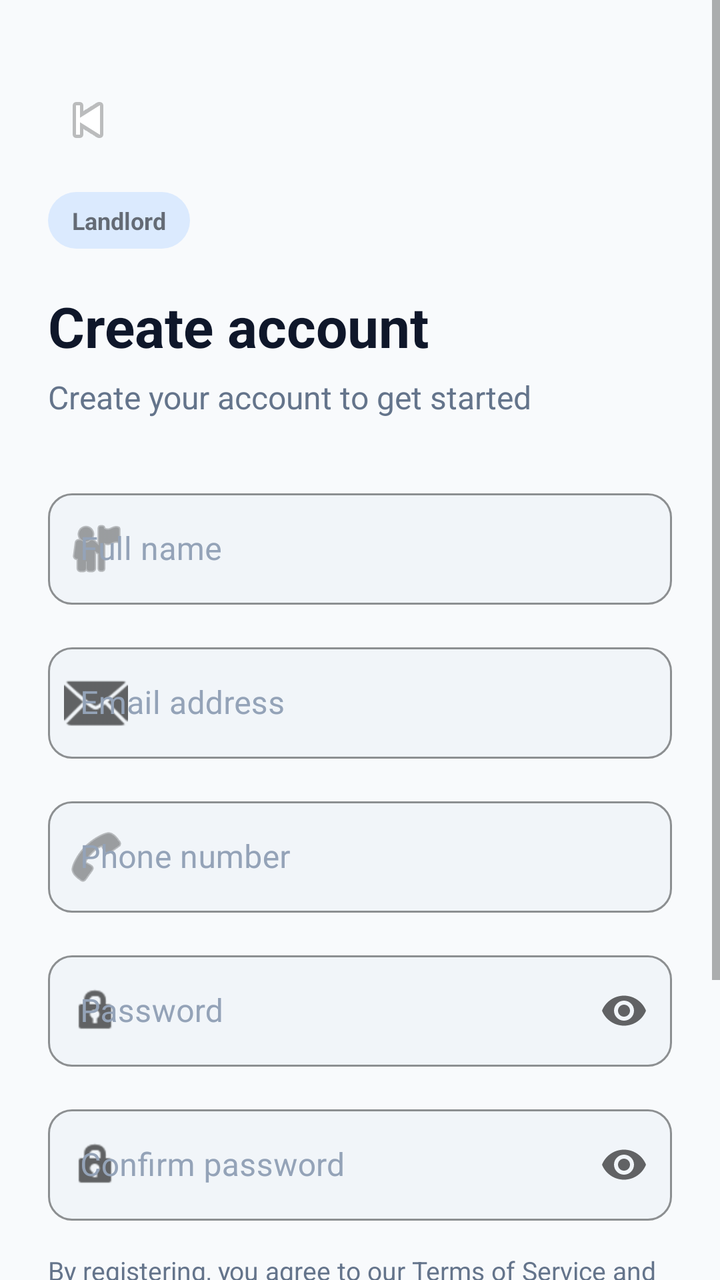
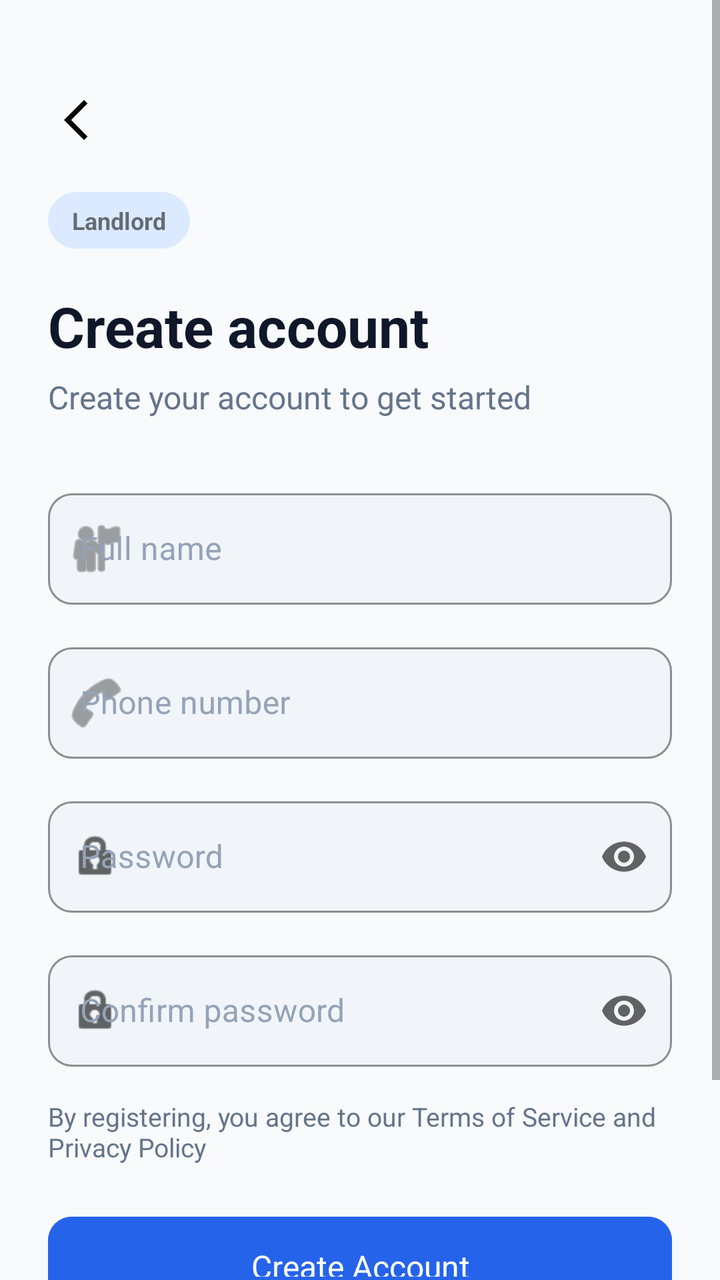

Compare the two renders of this Android layout. The source of the first and the diff that turns it into the second are given below.
<!-- AndroidManifest.xml: application theme Theme.HomeSweetHome -->
<!-- res/layout/activity_register.xml -->
<?xml version="1.0" encoding="utf-8"?>
<ScrollView
    xmlns:android="http://schemas.android.com/apk/res/android"
    xmlns:app="http://schemas.android.com/apk/res-auto"
    android:layout_width="match_parent"
    android:layout_height="match_parent"
    android:background="@color/background"
    android:fillViewport="true">

    <androidx.constraintlayout.widget.ConstraintLayout
        android:layout_width="match_parent"
        android:layout_height="wrap_content"
        android:padding="24dp">

        
        <ImageButton
            android:id="@+id/btn_back"
            android:layout_width="40dp"
            android:layout_height="40dp"
            android:src="@android:drawable/ic_media_previous"
            android:background="?attr/selectableItemBackgroundBorderless"
            android:contentDescription="Back"
            app:layout_constraintStart_toStartOf="parent"
            app:layout_constraintTop_toTopOf="parent"
            android:layout_marginTop="16dp"/>

        
        <TextView
            android:id="@+id/tv_role_badge"
            android:layout_width="wrap_content"
            android:layout_height="wrap_content"
            android:text="Landlord"
            android:textSize="12sp"
            android:textStyle="bold"
            android:paddingHorizontal="12dp"
            android:paddingVertical="6dp"
            android:background="@drawable/bg_role_badge"
            android:layout_marginTop="16dp"
            app:layout_constraintStart_toStartOf="parent"
            app:layout_constraintTop_toBottomOf="@id/btn_back"/>

        
        <TextView
            android:id="@+id/tv_title"
            android:layout_width="0dp"
            android:layout_height="wrap_content"
            android:text="@string/register_title"
            android:textColor="@color/text_primary"
            android:textSize="28sp"
            android:textStyle="bold"
            android:layout_marginTop="20dp"
            app:layout_constraintEnd_toEndOf="parent"
            app:layout_constraintStart_toStartOf="parent"
            app:layout_constraintTop_toBottomOf="@id/tv_role_badge"/>

        <TextView
            android:id="@+id/tv_subtitle"
            android:layout_width="0dp"
            android:layout_height="wrap_content"
            android:text="Create your account to get started"
            android:textColor="@color/text_secondary"
            android:textSize="16sp"
            android:layout_marginTop="6dp"
            app:layout_constraintEnd_toEndOf="parent"
            app:layout_constraintStart_toStartOf="parent"
            app:layout_constraintTop_toBottomOf="@id/tv_title"/>

        
        <com.google.android.material.textfield.TextInputLayout
            android:id="@+id/til_name"
            style="@style/Widget.HomeSweetHome.TextInputLayout"
            android:layout_width="0dp"
            android:layout_height="wrap_content"
            android:hint="@string/full_name_hint"
            android:layout_marginTop="32dp"
            app:startIconDrawable="@android:drawable/ic_menu_myplaces"
            app:layout_constraintEnd_toEndOf="parent"
            app:layout_constraintStart_toStartOf="parent"
            app:layout_constraintTop_toBottomOf="@id/tv_subtitle">

            <com.google.android.material.textfield.TextInputEditText
                android:id="@+id/et_name"
                android:layout_width="match_parent"
                android:layout_height="wrap_content"
                android:inputType="textPersonName|textCapWords"
                android:imeOptions="actionNext"
                android:singleLine="true"/>
        </com.google.android.material.textfield.TextInputLayout>

        
        <com.google.android.material.textfield.TextInputLayout
            android:id="@+id/til_email"
            style="@style/Widget.HomeSweetHome.TextInputLayout"
            android:layout_width="0dp"
            android:layout_height="wrap_content"
            android:hint="@string/email_hint"
            android:layout_marginTop="16dp"
            app:startIconDrawable="@android:drawable/ic_dialog_email"
            app:layout_constraintEnd_toEndOf="parent"
            app:layout_constraintStart_toStartOf="parent"
            app:layout_constraintTop_toBottomOf="@id/til_name">

            <com.google.android.material.textfield.TextInputEditText
                android:id="@+id/et_email"
                android:layout_width="match_parent"
                android:layout_height="wrap_content"
                android:inputType="textEmailAddress"
                android:imeOptions="actionNext"
                android:singleLine="true"/>
        </com.google.android.material.textfield.TextInputLayout>

        
        <com.google.android.material.textfield.TextInputLayout
            android:id="@+id/til_phone"
            style="@style/Widget.HomeSweetHome.TextInputLayout"
            android:layout_width="0dp"
            android:layout_height="wrap_content"
            android:hint="@string/phone_hint"
            android:layout_marginTop="16dp"
            app:startIconDrawable="@android:drawable/ic_menu_call"
            app:layout_constraintEnd_toEndOf="parent"
            app:layout_constraintStart_toStartOf="parent"
            app:layout_constraintTop_toBottomOf="@id/til_email">

            <com.google.android.material.textfield.TextInputEditText
                android:id="@+id/et_phone"
                android:layout_width="match_parent"
                android:layout_height="wrap_content"
                android:inputType="phone"
                android:imeOptions="actionNext"
                android:singleLine="true"/>
        </com.google.android.material.textfield.TextInputLayout>

        
        <com.google.android.material.textfield.TextInputLayout
            android:id="@+id/til_password"
            style="@style/Widget.HomeSweetHome.TextInputLayout"
            android:layout_width="0dp"
            android:layout_height="wrap_content"
            android:hint="@string/password_hint"
            android:layout_marginTop="16dp"
            app:startIconDrawable="@android:drawable/ic_lock_idle_lock"
            app:endIconMode="password_toggle"
            app:layout_constraintEnd_toEndOf="parent"
            app:layout_constraintStart_toStartOf="parent"
            app:layout_constraintTop_toBottomOf="@id/til_phone">

            <com.google.android.material.textfield.TextInputEditText
                android:id="@+id/et_password"
                android:layout_width="match_parent"
                android:layout_height="wrap_content"
                android:inputType="textPassword"
                android:imeOptions="actionNext"
                android:singleLine="true"/>
        </com.google.android.material.textfield.TextInputLayout>

        
        <com.google.android.material.textfield.TextInputLayout
            android:id="@+id/til_confirm_password"
            style="@style/Widget.HomeSweetHome.TextInputLayout"
            android:layout_width="0dp"
            android:layout_height="wrap_content"
            android:hint="@string/confirm_password_hint"
            android:layout_marginTop="16dp"
            app:startIconDrawable="@android:drawable/ic_lock_idle_lock"
            app:endIconMode="password_toggle"
            app:layout_constraintEnd_toEndOf="parent"
            app:layout_constraintStart_toStartOf="parent"
            app:layout_constraintTop_toBottomOf="@id/til_password">

            <com.google.android.material.textfield.TextInputEditText
                android:id="@+id/et_confirm_password"
                android:layout_width="match_parent"
                android:layout_height="wrap_content"
                android:inputType="textPassword"
                android:imeOptions="actionDone"
                android:singleLine="true"/>
        </com.google.android.material.textfield.TextInputLayout>

        
        <TextView
            android:id="@+id/tv_terms"
            android:layout_width="0dp"
            android:layout_height="wrap_content"
            android:text="@string/terms_text"
            android:textColor="@color/text_secondary"
            android:textSize="13sp"
            android:layout_marginTop="16dp"
            app:layout_constraintEnd_toEndOf="parent"
            app:layout_constraintStart_toStartOf="parent"
            app:layout_constraintTop_toBottomOf="@id/til_confirm_password"/>

        
        <com.google.android.material.button.MaterialButton
            android:id="@+id/btn_register"
            style="@style/Widget.HomeSweetHome.Button.Primary"
            android:layout_width="0dp"
            android:layout_height="56dp"
            android:text="@string/btn_register"
            android:layout_marginTop="20dp"
            app:layout_constraintEnd_toEndOf="parent"
            app:layout_constraintStart_toStartOf="parent"
            app:layout_constraintTop_toBottomOf="@id/tv_terms"/>

        
        <ProgressBar
            android:id="@+id/progress_bar"
            android:layout_width="wrap_content"
            android:layout_height="wrap_content"
            android:visibility="gone"
            app:layout_constraintEnd_toEndOf="parent"
            app:layout_constraintStart_toStartOf="parent"
            app:layout_constraintTop_toBottomOf="@id/btn_register"
            android:layout_marginTop="8dp"/>

        
        <LinearLayout
            android:layout_width="wrap_content"
            android:layout_height="wrap_content"
            android:orientation="horizontal"
            android:layout_marginTop="24dp"
            android:layout_marginBottom="32dp"
            app:layout_constraintEnd_toEndOf="parent"
            app:layout_constraintStart_toStartOf="parent"
            app:layout_constraintTop_toBottomOf="@id/progress_bar"
            app:layout_constraintBottom_toBottomOf="parent">

            <TextView
                android:layout_width="wrap_content"
                android:layout_height="wrap_content"
                android:text="@string/have_account"
                android:textColor="@color/text_secondary"
                android:textSize="15sp"/>

            <TextView
                android:id="@+id/tv_login"
                android:layout_width="wrap_content"
                android:layout_height="wrap_content"
                android:text="@string/sign_in"
                android:textColor="@color/primary"
                android:textSize="15sp"
                android:textStyle="bold"
                android:clickable="true"
                android:focusable="true"/>
        </LinearLayout>

    </androidx.constraintlayout.widget.ConstraintLayout>
</ScrollView>
<!-- resources referenced by this layout -->
<resources>
  <color name="background">#F8FAFC</color>
  <color name="primary">#2563EB</color>
  <color name="text_primary">#0F172A</color>
  <color name="text_secondary">#64748B</color>
  <!-- drawable bg_role_badge (drawable) -->
  <?xml version="1.0" encoding="utf-8"?>
  <shape xmlns:android="http://schemas.android.com/apk/res/android"
      android:shape="rectangle">
      <solid android:color="@color/primary_light"/>
      <corners android:radius="20dp"/>
  </shape>
  <string name="btn_register">Create Account</string>
  <string name="confirm_password_hint">Confirm password</string>
  <string name="email_hint">Email address</string>
  <string name="full_name_hint">Full name</string>
  <string name="have_account">Already have an account? </string>
  <string name="password_hint">Password</string>
  <string name="phone_hint">Phone number</string>
  <string name="register_title">Create account</string>
  <string name="sign_in">Sign In</string>
  <string name="terms_text">By registering, you agree to our Terms of Service and Privacy Policy</string>
  <style name="Widget.HomeSweetHome.Button.Primary" parent="Widget.MaterialComponents.Button">
          <item name="android:backgroundTint">@color/primary</item>
          <item name="android:textColor">@color/white</item>
          <item name="android:textSize">16sp</item>
          <item name="android:textAllCaps">false</item>
          <item name="android:letterSpacing">0</item>
          <item name="cornerRadius">12dp</item>
          <item name="android:paddingTop">14dp</item>
          <item name="android:paddingBottom">14dp</item>
          <item name="android:elevation">0dp</item>
          <item name="android:stateListAnimator">@null</item>
      </style>
  <style name="Widget.HomeSweetHome.TextInputLayout" parent="Widget.MaterialComponents.TextInputLayout.OutlinedBox">
          <item name="boxBackgroundColor">@color/input_bg</item>
          <item name="boxStrokeColor">@color/divider</item>
          <item name="boxStrokeWidth">1dp</item>
          <item name="boxStrokeWidthFocused">2dp</item>
          <item name="boxCornerRadiusTopStart">12dp</item>
          <item name="boxCornerRadiusTopEnd">12dp</item>
          <item name="boxCornerRadiusBottomStart">12dp</item>
          <item name="boxCornerRadiusBottomEnd">12dp</item>
          <item name="hintTextColor">@color/text_secondary</item>
          <item name="android:textColorHint">@color/text_hint</item>
      </style>
  <style name="Theme.HomeSweetHome" parent="Theme.MaterialComponents.Light.NoActionBar">
          <item name="colorPrimary">@color/primary</item>
          <item name="colorPrimaryDark">@color/primary_dark</item>
          <item name="colorAccent">@color/accent</item>
          <item name="android:windowBackground">@color/background</item>
          <item name="android:statusBarColor">@color/background</item>
          <item name="android:windowLightStatusBar">true</item>
          <item name="android:fontFamily">sans-serif</item>
      </style>
  <color name="primary_light">#DBEAFE</color>
  <color name="white">#FFFFFF</color>
  <color name="input_bg">#F1F5F9</color>
  <color name="divider">#E2E8F0</color>
  <color name="text_hint">#94A3B8</color>
  <color name="primary_dark">#1D4ED8</color>
  <color name="accent">#10B981</color>
</resources>

<!-- the commit's change to res/layout/activity_register.xml (unified diff, before → after) -->
@@ -17,7 +17,7 @@
             android:id="@+id/btn_back"
             android:layout_width="40dp"
             android:layout_height="40dp"
-            android:src="@android:drawable/ic_media_previous"
+            android:src="@drawable/arrow_back"
             android:background="?attr/selectableItemBackgroundBorderless"
             android:contentDescription="Back"
             app:layout_constraintStart_toStartOf="parent"
@@ -49,9 +49,10 @@
             android:textSize="28sp"
             android:textStyle="bold"
             android:layout_marginTop="20dp"
-            app:layout_constraintEnd_toEndOf="parent"
-            app:layout_constraintStart_toStartOf="parent"
-            app:layout_constraintTop_toBottomOf="@id/tv_role_badge"/>
+            app:layout_constraintTop_toBottomOf="@+id/tv_role_badge"
+            app:layout_constraintLeft_toLeftOf="parent"
+
+           />
 
         <TextView
             android:id="@+id/tv_subtitle"
@@ -61,8 +62,8 @@
             android:textColor="@color/text_secondary"
             android:textSize="16sp"
             android:layout_marginTop="6dp"
-            app:layout_constraintEnd_toEndOf="parent"
-            app:layout_constraintStart_toStartOf="parent"
+            app:layout_constraintLeft_toLeftOf="@+id/tv_title"
+
             app:layout_constraintTop_toBottomOf="@id/tv_title"/>
 
         
@@ -74,9 +75,11 @@
             android:hint="@string/full_name_hint"
             android:layout_marginTop="32dp"
             app:startIconDrawable="@android:drawable/ic_menu_myplaces"
-            app:layout_constraintEnd_toEndOf="parent"
-            app:layout_constraintStart_toStartOf="parent"
-            app:layout_constraintTop_toBottomOf="@id/tv_subtitle">
+            app:layout_constraintTop_toBottomOf="@+id/tv_subtitle"
+            app:layout_constraintLeft_toLeftOf="@+id/tv_subtitle"
+            app:layout_constraintRight_toRightOf="parent"
+
+            >
 
             <com.google.android.material.textfield.TextInputEditText
                 android:id="@+id/et_name"
@@ -88,26 +91,7 @@
         </com.google.android.material.textfield.TextInputLayout>
 
         
-        <com.google.android.material.textfield.TextInputLayout
-            android:id="@+id/til_email"
-            style="@style/Widget.HomeSweetHome.TextInputLayout"
-            android:layout_width="0dp"
-            android:layout_height="wrap_content"
-            android:hint="@string/email_hint"
-            android:layout_marginTop="16dp"
-            app:startIconDrawable="@android:drawable/ic_dialog_email"
-            app:layout_constraintEnd_toEndOf="parent"
-            app:layout_constraintStart_toStartOf="parent"
-            app:layout_constraintTop_toBottomOf="@id/til_name">
-
-            <com.google.android.material.textfield.TextInputEditText
-                android:id="@+id/et_email"
-                android:layout_width="match_parent"
-                android:layout_height="wrap_content"
-                android:inputType="textEmailAddress"
-                android:imeOptions="actionNext"
-                android:singleLine="true"/>
-        </com.google.android.material.textfield.TextInputLayout>
+
 
         
         <com.google.android.material.textfield.TextInputLayout
@@ -118,9 +102,10 @@
             android:hint="@string/phone_hint"
             android:layout_marginTop="16dp"
             app:startIconDrawable="@android:drawable/ic_menu_call"
-            app:layout_constraintEnd_toEndOf="parent"
-            app:layout_constraintStart_toStartOf="parent"
-            app:layout_constraintTop_toBottomOf="@id/til_email">
+            app:layout_constraintTop_toBottomOf="@id/til_name"
+            app:layout_constraintLeft_toLeftOf="@+id/til_name"
+            app:layout_constraintRight_toRightOf="parent"
+            >
 
             <com.google.android.material.textfield.TextInputEditText
                 android:id="@+id/et_phone"
@@ -236,6 +221,7 @@
                 android:id="@+id/tv_login"
                 android:layout_width="wrap_content"
                 android:layout_height="wrap_content"
+                android:layout_marginLeft="8dp"
                 android:text="@string/sign_in"
                 android:textColor="@color/primary"
                 android:textSize="15sp"
<!-- resource entries referenced after the edit -->
@@ -4,6 +4,16 @@
   <color name="primary">#2563EB</color>
   <color name="text_primary">#0F172A</color>
   <color name="text_secondary">#64748B</color>
+  <!-- drawable arrow_back (drawable) -->
+  <vector xmlns:android="http://schemas.android.com/apk/res/android"
+      android:width="24dp"
+      android:height="24dp"
+      android:viewportWidth="960"
+      android:viewportHeight="960">
+    <path
+        android:pathData="M400,880 L0,480l400,-400 71,71 -329,329 329,329 -71,71Z"
+        android:fillColor="#070707"/>
+  </vector>
   <!-- drawable bg_role_badge (drawable) -->
   <?xml version="1.0" encoding="utf-8"?>
   <shape xmlns:android="http://schemas.android.com/apk/res/android"
@@ -13,7 +23,6 @@
   </shape>
   <string name="btn_register">Create Account</string>
   <string name="confirm_password_hint">Confirm password</string>
-  <string name="email_hint">Email address</string>
   <string name="full_name_hint">Full name</string>
   <string name="have_account">Already have an account? </string>
   <string name="password_hint">Password</string>
